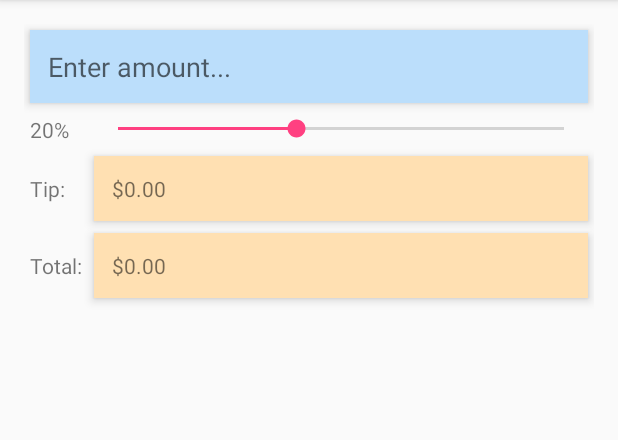
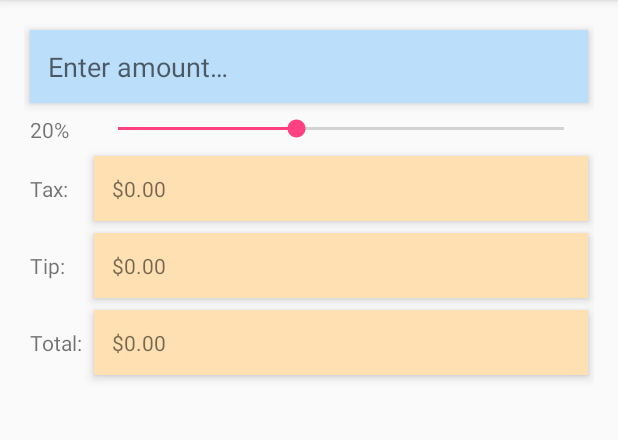
Before and after one commit to KFrederick5/TipCalculator2.0, an Android app: the screen it shows after launch (MainActivity), on a phone screen of 412 x 824 dp, the part 84-524 px from its top. Run offline under Robolectric (Android 15) with nearby library versions, the phone set to English and light mode, and no system bars.

Commit message:
Added tax amount

```diff
--- a/app/src/main/java/edu/orangecoastcollege/cs273/kfrederick5/tipcalculator/MainActivity.java
+++ b/app/src/main/java/edu/orangecoastcollege/cs273/kfrederick5/tipcalculator/MainActivity.java
@@ -26,6 +26,7 @@ public class MainActivity extends AppCompatActivity {
     private SeekBar percentSeekBar;
     private TextView tipTextView;
     private TextView totalTextView;
+    private TextView taxTextView;
 
     //Associate the controller with needed model
     RestaurantBill currentBill = new RestaurantBill();
@@ -42,6 +43,7 @@ public class MainActivity extends AppCompatActivity {
         percentSeekBar = (SeekBar) findViewById(R.id.percentSeekBar);
         tipTextView = (TextView) findViewById(R.id.tipTextView);
         totalTextView = (TextView) findViewById(R.id.totalTextView);
+        taxTextView = (TextView) findViewById(R.id.taxTextView);
 
         //Define a listener for the amountEditText onTextChange
         amountEditText.addTextChangedListener(amountTextChangedListener);
@@ -116,5 +118,7 @@ public class MainActivity extends AppCompatActivity {
         tipTextView.setText(currency.format(currentBill.getTipAmount()));
         //3)Set Total amount
         totalTextView.setText(currency.format(currentBill.getTotalAmount()));
+        //4)Set Tax amount
+        taxTextView.setText(currency.format(currentBill.getTaxAmount()));
     }
 }
--- a/app/src/main/java/edu/orangecoastcollege/cs273/kfrederick5/tipcalculator/RestaurantBill.java
+++ b/app/src/main/java/edu/orangecoastcollege/cs273/kfrederick5/tipcalculator/RestaurantBill.java
@@ -17,6 +17,7 @@ public class RestaurantBill {
     private double mTipPercent;
     private double mTipAmount;
     private double mTotalAmount;
+    private double mTaxAmount;
 
     /**
      * Creates a new restaurant bill with default values.
@@ -27,6 +28,7 @@ public class RestaurantBill {
         mTipPercent = 0.0;
         mTipAmount = 0.0;
         mTotalAmount = 0.0;
+        mTaxAmount = 0.0;
     }
 
     /**
@@ -76,6 +78,14 @@ public class RestaurantBill {
     }
 
     /**
+     * Gets the tax value and returns it for calculation
+     * @return the total tax
+     */
+    public double getTaxAmount() {
+        return mTaxAmount;
+    }
+
+    /**
      * Sets the amount given by the user and
      * recalculates all the dependent values
      * @param mAmount sets the amount the user entered
@@ -96,12 +106,23 @@ public class RestaurantBill {
     }
 
     /**
+     * Will set the tax amount based on the users
+     * location, in the future.
+     * @param mTaxAmount sets tax amount based on users gps locale
+     */
+    public void setTaxAmount(double mTaxAmount) {
+        this.mTaxAmount = mTaxAmount;
+        recalcAmounts();
+    }
+
+    /**
      * Recalculates the amounts of total and percent values using
      * the user entered amount and tip percent seek bar.
      */
     private void recalcAmounts()
     {
+        mTaxAmount = mAmount*(.08);
         mTipAmount = mAmount*mTipPercent;
-        mTotalAmount = mAmount + mTipAmount;
+        mTotalAmount = mAmount + mTipAmount + mTaxAmount;
     }
 }
--- a/app/src/main/res/layout/activity_main.xml
+++ b/app/src/main/res/layout/activity_main.xml
@@ -62,9 +62,8 @@
         android:layout_width="wrap_content"
         android:layout_height="wrap_content"
         android:id="@+id/tipView"
-        android:layout_row="2"
+        android:layout_row="3"
         android:layout_column="0"
-        android:editable="true"
         android:text="@string/tip_text" />
 
     <TextView
@@ -73,7 +72,7 @@
         android:textAppearance="?android:attr/textAppearanceSmall"
         android:text="$0.00"
         android:id="@+id/tipTextView"
-        android:layout_row="2"
+        android:layout_row="3"
         android:layout_column="1"
         android:background="#ffe0b2"
         android:padding="12dp"
@@ -84,9 +83,8 @@
         android:layout_width="wrap_content"
         android:layout_height="wrap_content"
         android:id="@+id/amountView"
-        android:layout_row="3"
+        android:layout_row="4"
         android:layout_column="0"
-        android:editable="true"
         android:text="@string/total_text" />
 
     <TextView
@@ -95,7 +93,28 @@
         android:textAppearance="?android:attr/textAppearanceSmall"
         android:text="$0.00"
         android:id="@+id/totalTextView"
-        android:layout_row="3"
+        android:layout_row="4"
+        android:layout_column="1"
+        android:background="#ffe0b2"
+        android:layout_gravity="fill_horizontal"
+        android:padding="12dp"
+        android:elevation="4dp" />
+
+    <TextView
+        android:layout_width="wrap_content"
+        android:layout_height="wrap_content"
+        android:id="@+id/tax_amount"
+        android:layout_row="2"
+        android:layout_column="0"
+        android:text="@string/tax_amount" />
+
+    <TextView
+        android:layout_width="wrap_content"
+        android:layout_height="wrap_content"
+        android:textAppearance="?android:attr/textAppearanceSmall"
+        android:text="$0.00"
+        android:id="@+id/taxTextView"
+        android:layout_row="2"
         android:layout_column="1"
         android:background="#ffe0b2"
         android:layout_gravity="fill_horizontal"
--- a/app/src/main/res/values/strings.xml
+++ b/app/src/main/res/values/strings.xml
@@ -2,5 +2,6 @@
     <string name="app_name">Tip Calculator</string>
     <string name="tip_text">Tip:</string>
     <string name="total_text">Total:</string>
-    <string name="enter_amount">Enter amount...</string>
+    <string name="enter_amount">Enter amount…</string>
+    <string name="tax_amount">Tax:</string>
 </resources>
```
